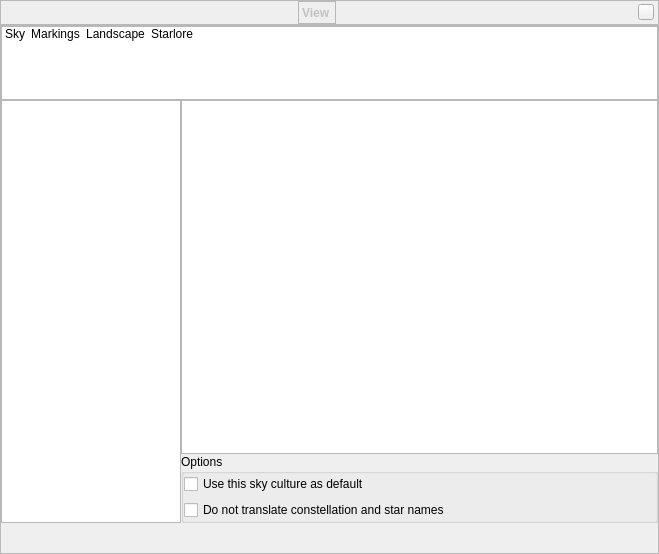
Before: the Qt Designer form src/gui/viewDialog.ui in 519984307/stellarium_src, drawn with Qt 5.
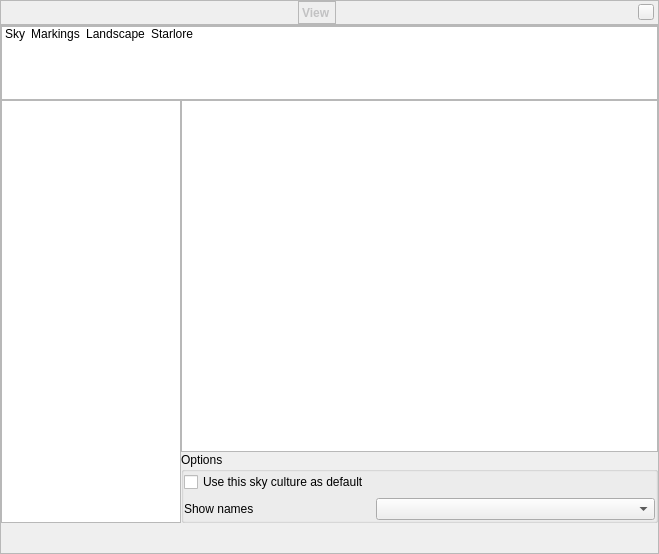
After: the same form once the commit is applied. The open tabs and pages were chosen to show the change. Icons and pictures are not drawn. Custom widgets are drawn as their Qt base class.

Commit message: Constellation can print name in abbreviated, original or translated versions. Access from GUI/starlore tab.

The edit to the form file:
```diff
--- a/src/gui/viewDialog.ui
+++ b/src/gui/viewDialog.ui
@@ -1893,7 +1893,10 @@
             <property name="title">
              <string>Options</string>
             </property>
-            <layout class="QVBoxLayout" name="verticalLayout_8">
+            <layout class="QFormLayout" name="formLayout_2">
+             <property name="fieldGrowthPolicy">
+              <enum>QFormLayout::AllNonFixedFieldsGrow</enum>
+             </property>
              <property name="leftMargin">
               <number>0</number>
              </property>
@@ -1906,23 +1909,27 @@
              <property name="bottomMargin">
               <number>0</number>
              </property>
-             <item>
+             <item row="0" column="0">
               <widget class="QCheckBox" name="useAsDefaultSkyCultureCheckBox">
                <property name="text">
                 <string>Use this sky culture as default</string>
                </property>
               </widget>
              </item>
-             <item>
-              <widget class="QCheckBox" name="useUntranslatedStarloreNamesCheckBox">
-               <property name="enabled">
-                <bool>true</bool>
-               </property>
-               <property name="toolTip">
-                <string>Use fixed names, regardless of language settings.</string>
-               </property>
+             <item row="1" column="0">
+              <widget class="QLabel" name="label">
                <property name="text">
-                <string>Do not translate constellation and star names</string>
+                <string>Show names</string>
+               </property>
+              </widget>
+             </item>
+             <item row="1" column="1">
+              <widget class="QComboBox" name="skyCultureNamesStyleComboBox">
+               <property name="toolTip">
+                <string>Select if you want names abbreviated, original or translated</string>
+               </property>
+               <property name="currentText">
+                <string/>
                </property>
               </widget>
              </item>
```
Left out of the diff: 2 changed lines with no effect on the pictures. The commit also changes 6 other files.
